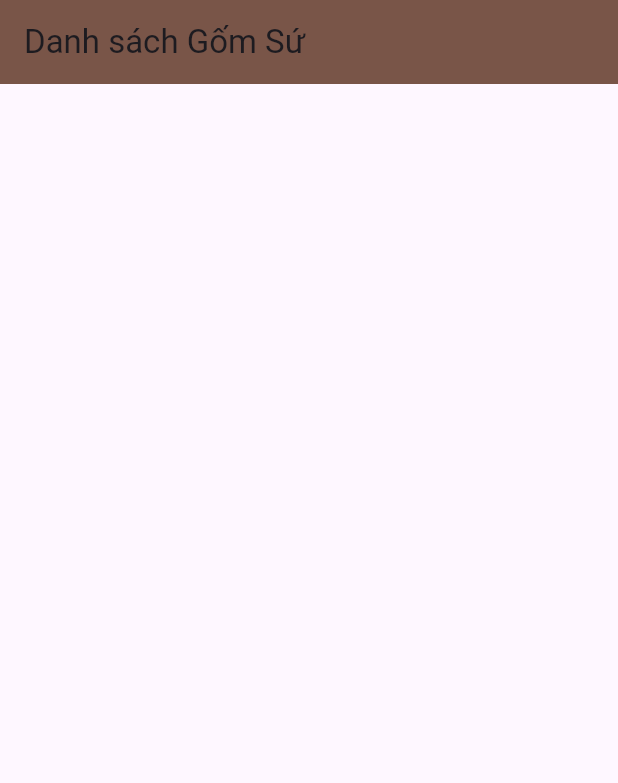
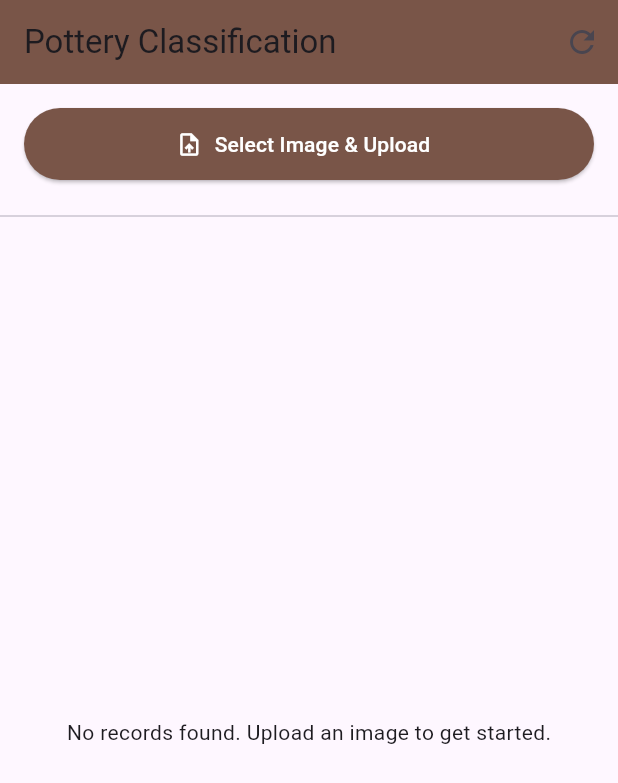
Before and after one commit to thuanfhu/Vietnamese-pottery-ai-classifier, a Flutter app: the screen it shows after launch, on a phone screen of 412 x 824 dp. Shown: the top 783 px of the screen. Run offline on Flutter 3.47's test engine with Material 3 defaults, Android fonts, the phone set to English and light mode, and no system bars; our stand-ins replace image_picker; network calls fail.

Commit message:
feat: Update API routes and add CORS configuration
- Added new route for fetching pottery list in api.php
- Updated CORS configuration to allow multiple origins
- Modified app.php to append CORS middleware

chore: Update composer.lock for Symfony packages

- Downgraded Symfony packages to version 7.4.x
- Updated package references and requirements

feat: Enhance Flutter app with image upload functionality

- Integrated image picker for selecting images
- Implemented upload functionality with feedback messages
- Updated UI to display pottery list and upload status

docs: Add README for project setup and instructions

- Included requirements and first-time setup instructions for gom-ai, gom-api, and gom_app
- Provided run instructions for AI server, Laravel API, and Flutter app

chore: Add requirements.txt for Python dependencies in gom-ai

- Added FastAPI, Uvicorn, Pillow, and python-multipart as dependencies

```diff
--- /dev/null
+++ b/gom-ai/requirements.txt
@@ -0,0 +1,4 @@
+fastapi
+uvicorn[standard]
+Pillow
+python-multipart
--- a/gom_app/lib/main.dart
+++ b/gom_app/lib/main.dart
@@ -1,6 +1,7 @@
 import 'dart:convert';
 import 'package:flutter/material.dart';
 import 'package:http/http.dart' as http;
+import 'package:image_picker/image_picker.dart';
 
 void main() {
   runApp(const MyApp());
@@ -26,37 +27,79 @@ class HomeScreen extends StatefulWidget {
 }
 
 class _HomeScreenState extends State<HomeScreen> {
+  static const String _baseUrl = String.fromEnvironment(
+    'API_BASE_URL',
+    defaultValue: 'http://localhost:8000',
+  );
+
   List<dynamic> potteryList = [];
   bool isLoading = true;
+  bool isUploading = false;
+  String? resultMessage;
+  final ImagePicker _picker = ImagePicker();
 
   @override
   void initState() {
     super.initState();
-    fetchPottery();
+    fetchPotteries();
   }
 
-  Future<void> fetchPottery() async {
+  Future<void> fetchPotteries() async {
+    setState(() => isLoading = true);
     try {
-      final response = await http.post(
-  Uri.parse("http://localhost:8000/api/upload"),
-  headers: {
-    "Content-Type": "application/json"
-  },
-  body: jsonEncode({
-    "name": "test"
-  }),
+      final response = await http.get(
+        Uri.parse('$_baseUrl/api/potteries'),
+        headers: {'Accept': 'application/json'},
       );
+      if (response.statusCode == 200) {
+        setState(() {
+          potteryList = jsonDecode(response.body);
+        });
+      }
+    } catch (e) {
+      debugPrint('Fetch error: $e');
+    } finally {
+      setState(() => isLoading = false);
+    }
+  }
+
+  Future<void> pickAndUpload() async {
+    final XFile? image = await _picker.pickImage(source: ImageSource.gallery);
+    if (image == null) return;
+
+    setState(() {
+      isUploading = true;
+      resultMessage = null;
+    });
+
+    try {
+      final request = http.MultipartRequest(
+        'POST',
+        Uri.parse('$_baseUrl/api/upload'),
+      );
+      request.headers['Accept'] = 'application/json';
+      request.files.add(await http.MultipartFile.fromPath('image', image.path));
+
+      final streamedResponse = await request.send();
+      final response = await http.Response.fromStream(streamedResponse);
+      final body = jsonDecode(response.body);
 
       if (response.statusCode == 200) {
-  print(response.body);
+        final data = body['data'];
+        setState(() {
+          resultMessage =
+              'Success: ${data['predicted_label']} (${((data['confidence'] ?? 0) * 100).toStringAsFixed(0)}%)';
+        });
+        await fetchPotteries();
       } else {
-  print("Lỗi server: ${response.statusCode}");
+        setState(() {
+          resultMessage = 'Error: ${body['message'] ?? response.statusCode}';
+        });
       }
     } catch (e) {
-      setState(() {
-        isLoading = false;
-      });
-      debugPrint("Lỗi: $e");
+      setState(() => resultMessage = 'Connection error: $e');
+    } finally {
+      setState(() => isUploading = false);
     }
   }
 
@@ -64,33 +107,100 @@ if (response.statusCode == 200) {
   Widget build(BuildContext context) {
     return Scaffold(
       appBar: AppBar(
-        title: const Text("Danh sách Gốm Sứ"),
+        title: const Text('Pottery Classification'),
         backgroundColor: Colors.brown,
+        actions: [
+          IconButton(
+            icon: const Icon(Icons.refresh),
+            onPressed: fetchPotteries,
           ),
-      body: isLoading
+        ],
+      ),
+      body: Column(
+        children: [
+          Padding(
+            padding: const EdgeInsets.all(16),
+            child: Column(
+              children: [
+                ElevatedButton.icon(
+                  onPressed: isUploading ? null : pickAndUpload,
+                  icon: isUploading
+                      ? const SizedBox(
+                          width: 18,
+                          height: 18,
+                          child: CircularProgressIndicator(strokeWidth: 2))
+                      : const Icon(Icons.upload_file),
+                  label: Text(
+                      isUploading ? 'Processing...' : 'Select Image & Upload'),
+                  style: ElevatedButton.styleFrom(
+                    backgroundColor: Colors.brown,
+                    foregroundColor: Colors.white,
+                    minimumSize: const Size.fromHeight(48),
+                  ),
+                ),
+                if (resultMessage != null) ...[
+                  const SizedBox(height: 10),
+                  Container(
+                    padding: const EdgeInsets.all(12),
+                    decoration: BoxDecoration(
+                      color: resultMessage!.startsWith('Success')
+                          ? Colors.green.shade50
+                          : Colors.red.shade50,
+                      borderRadius: BorderRadius.circular(8),
+                      border: Border.all(
+                        color: resultMessage!.startsWith('Success')
+                            ? Colors.green
+                            : Colors.red,
+                      ),
+                    ),
+                    child: Text(
+                      resultMessage!,
+                      style: const TextStyle(fontSize: 16),
+                    ),
+                  ),
+                ],
+              ],
+            ),
+          ),
+          const Divider(),
+          Expanded(
+            child: isLoading
                 ? const Center(child: CircularProgressIndicator())
+                : potteryList.isEmpty
+                    ? const Center(
+                        child: Text(
+                            'No records found. Upload an image to get started.'))
                     : ListView.builder(
                         itemCount: potteryList.length,
                         itemBuilder: (context, index) {
                           final item = potteryList[index];
+                          final confidence = item['confidence'] != null
+                              ? '${((item['confidence'] as num) * 100).toStringAsFixed(0)}%'
+                              : '--';
                           return Card(
-                  margin: const EdgeInsets.all(10),
+                            margin: const EdgeInsets.symmetric(
+                                horizontal: 12, vertical: 6),
                             child: ListTile(
-                    title: Text(item['name'] ?? "Không có tên"),
-                    subtitle: Text(item['description'] ?? ""),
-                    trailing: Text(
-                      item['price'] != null
-                          ? "${item['price']} đ"
-                          : "",
+                              leading:
+                                  const Icon(Icons.image, color: Colors.brown),
+                              title: Text(
+                                item['predicted_label'] ?? 'Unknown',
                                 style: const TextStyle(
-                        color: Colors.red,
-                        fontWeight: FontWeight.bold,
+                                    fontWeight: FontWeight.bold),
                               ),
+                              subtitle:
+                                  Text('Path: ${item['image_path'] ?? ''}'),
+                              trailing: Chip(
+                                label: Text(confidence),
+                                backgroundColor: Colors.brown.shade100,
                               ),
                             ),
                           );
                         },
                       ),
+          ),
+        ],
+      ),
     );
   }
 }
```
Also changed, not shown: gom_app/pubspec.yaml (+48 -49 lines), gom_app/pubspec.lock, 6 other files. Lines whose indentation alone changed are shown as unchanged.
